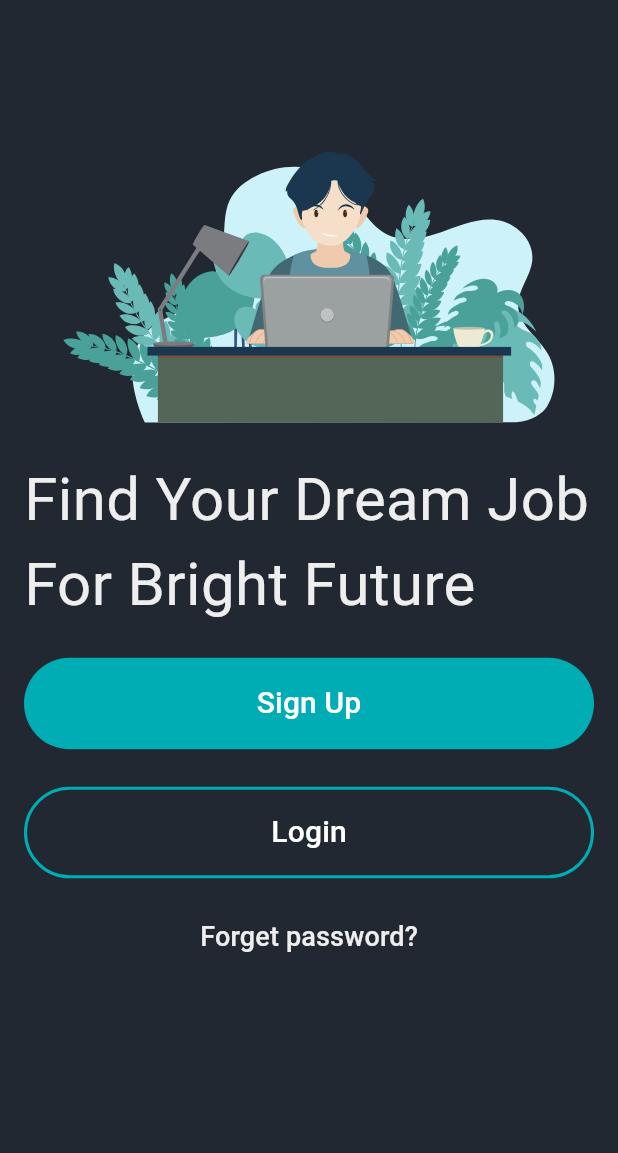
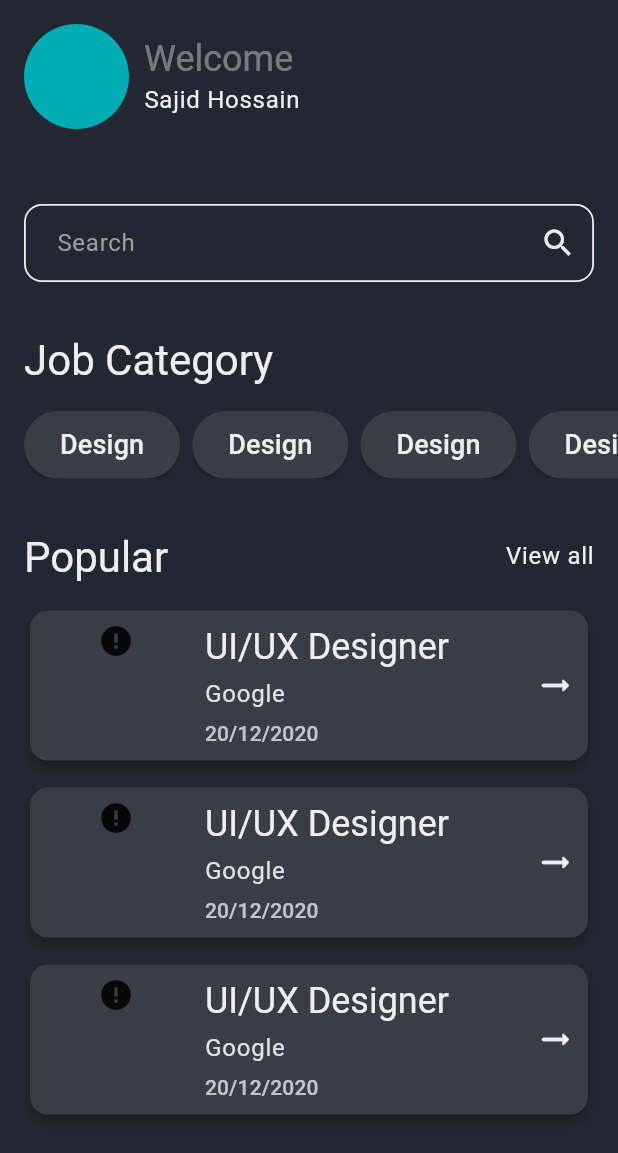
Before and after one commit to sajidrec/flutter_job_search, a Flutter app: the screen it shows after launch, on a phone screen of 412 x 824 dp. Shown: the top 1153 px of the screen. Run offline on Flutter 3.47's test engine with Material 3 defaults, Android fonts, the light colour scheme and no system bars; drawn by our look-alikes of cached_network_image; our stand-ins replace flutter_svg, shimmer; network calls fail.

Commit message:
home screen prototype design done

```diff
--- a/lib/app.dart
+++ b/lib/app.dart
@@ -1,6 +1,6 @@
 import 'package:flutter/material.dart';
 import 'package:job_search/presentation/providers/password_obscure_provider.dart';
-import 'package:job_search/presentation/screens/signup_or_login_screen.dart';
+import 'package:job_search/presentation/screens/home_screen.dart';
 import 'package:job_search/presentation/utils/app_colors.dart';
 import 'package:provider/provider.dart';
 
@@ -21,7 +21,7 @@ class JobSearchApp extends StatelessWidget {
       ],
       child: MaterialApp(
         theme: _buildThemeData(),
-        home: const SignupOrLoginScreen(),
+        home: const HomeScreen(),
       ),
     );
   }
--- /dev/null
+++ b/lib/presentation/screens/home_screen.dart
@@ -0,0 +1,281 @@
+import 'package:cached_network_image/cached_network_image.dart';
+import 'package:flutter/material.dart';
+import 'package:job_search/presentation/utils/app_colors.dart';
+
+class HomeScreen extends StatefulWidget {
+  const HomeScreen({super.key});
+
+  @override
+  State<HomeScreen> createState() => _HomeScreenState();
+}
+
+class _HomeScreenState extends State<HomeScreen> {
+  final GlobalKey<FormState> _formKey = GlobalKey<FormState>();
+  final TextEditingController _searchTEController = TextEditingController();
+
+  @override
+  Widget build(BuildContext context) {
+    return Scaffold(
+      body: SafeArea(
+        child: SingleChildScrollView(
+          child: Column(
+            crossAxisAlignment: CrossAxisAlignment.start,
+            children: [
+              Padding(
+                padding: const EdgeInsets.all(16),
+                child: _buildHeaderSection(context),
+              ),
+              const SizedBox(height: 18),
+              Padding(
+                padding: const EdgeInsets.all(16),
+                child: _buildSearchBox(),
+              ),
+              const SizedBox(height: 18),
+              _buildJobCategorySection(context),
+              const SizedBox(height: 18),
+              Padding(
+                padding: const EdgeInsets.all(16.0),
+                child: _buildPopularSection(context),
+              )
+            ],
+          ),
+        ),
+      ),
+    );
+  }
+
+  Widget _buildPopularSection(BuildContext context) {
+    return Column(
+      crossAxisAlignment: CrossAxisAlignment.start,
+      children: [
+        Row(
+          mainAxisAlignment: MainAxisAlignment.spaceBetween,
+          crossAxisAlignment: CrossAxisAlignment.center,
+          children: [
+            Text(
+              "Popular",
+              style: Theme.of(context).textTheme.headlineMedium,
+            ),
+            Text(
+              "View all",
+              style: Theme.of(context).textTheme.bodyLarge,
+            ),
+          ],
+        ),
+        const SizedBox(height: 14),
+        ListView.separated(
+          shrinkWrap: true,
+          primary: false,
+          itemBuilder: (context, index) => _buildPopularCard(
+            context: context,
+            imageUrl:
+                'https://w7.pngwing.com/pngs/63/1016/png-transparent-google-logo-google-logo-g-suite-chrome-text-logo-chrome.png',
+            jobTitle: 'UI/UX Designer',
+            companyName: 'Google',
+            datePosted: '20/12/2020',
+          ),
+          separatorBuilder: (context, index) => const SizedBox(
+            height: 10,
+          ),
+          itemCount: 3,
+        ),
+      ],
+    );
+  }
+
+  Widget _buildPopularCard({
+    required BuildContext context,
+    required String imageUrl,
+    required String jobTitle,
+    required String companyName,
+    required String datePosted,
+  }) {
+    return Card(
+      elevation: 3,
+      color: AppColors.primaryShade,
+      child: InkWell(
+        onTap: () {},
+        overlayColor: WidgetStateProperty.all(
+          AppColors.primaryShade.withOpacity(0.2),
+        ),
+        borderRadius: BorderRadius.circular(8),
+        child: Padding(
+          padding: const EdgeInsets.all(8.0),
+          child: Row(
+            children: [
+              Expanded(
+                flex: 12,
+                child: Row(
+                  mainAxisAlignment: MainAxisAlignment.start,
+                  crossAxisAlignment: CrossAxisAlignment.start,
+                  children: [
+                    Expanded(
+                      flex: 3,
+                      child: ClipRRect(
+                        borderRadius: BorderRadius.circular(10),
+                        child: CachedNetworkImage(
+                          fit: BoxFit.cover,
+                          imageUrl: imageUrl,
+                          errorWidget: (context, url, error) =>
+                              const Icon(Icons.error),
+                        ),
+                      ),
+                    ),
+                    Expanded(
+                      flex: 7,
+                      child: Padding(
+                        padding: const EdgeInsets.symmetric(
+                          horizontal: 10,
+                        ),
+                        child: Column(
+                          mainAxisAlignment: MainAxisAlignment.start,
+                          crossAxisAlignment: CrossAxisAlignment.start,
+                          children: [
+                            Text(
+                              jobTitle,
+                              style: Theme.of(context).textTheme.headlineSmall,
+                            ),
+                            const SizedBox(height: 4),
+                            Text(
+                              companyName,
+                              style: Theme.of(context)
+                                  .textTheme
+                                  .bodyLarge!
+                                  .copyWith(
+                                    color: Colors.white.withOpacity(0.85),
+                                  ),
+                            ),
+                            const SizedBox(height: 4),
+                            Text(
+                              datePosted,
+                              style: Theme.of(context)
+                                  .textTheme
+                                  .labelLarge!
+                                  .copyWith(
+                                    color: Colors.white70,
+                                  ),
+                            ),
+                          ],
+                        ),
+                      ),
+                    ),
+                  ],
+                ),
+              ),
+              const Expanded(
+                flex: 1,
+                child: FittedBox(
+                  child: Icon(
+                    Icons.arrow_right_alt_rounded,
+                    color: AppColors.textWhite,
+                    size: 50,
+                  ),
+                ),
+              ),
+            ],
+          ),
+        ),
+      ),
+    );
+  }
+
+  Widget _buildJobCategorySection(BuildContext context) {
+    return Padding(
+      padding: const EdgeInsets.only(left: 16),
+      child: Column(
+        crossAxisAlignment: CrossAxisAlignment.start,
+        children: [
+          Text(
+            "Job Category",
+            style: Theme.of(context).textTheme.headlineMedium,
+          ),
+          const SizedBox(height: 16),
+          SizedBox(
+            height: 45,
+            child: ListView.separated(
+              shrinkWrap: true,
+              itemCount: 10,
+              scrollDirection: Axis.horizontal,
+              itemBuilder: (context, index) => ElevatedButton(
+                onPressed: () {},
+                style: ButtonStyle(
+                  backgroundColor: WidgetStateProperty.all(
+                    AppColors.primaryShade,
+                  ),
+                  foregroundColor: WidgetStateProperty.all(
+                    AppColors.textWhite,
+                  ),
+                  overlayColor: WidgetStateProperty.all(
+                    AppColors.primary.withOpacity(0.2),
+                  ),
+                ),
+                child: const Text(
+                  "Design",
+                  style: TextStyle(fontSize: 18),
+                ),
+              ),
+              separatorBuilder: (BuildContext context, int index) =>
+                  const SizedBox(
+                width: 8,
+              ),
+            ),
+          ),
+        ],
+      ),
+    );
+  }
+
+  Widget _buildSearchBox() {
+    return Form(
+      key: _formKey,
+      child: TextFormField(
+        textInputAction: TextInputAction.search,
+        controller: _searchTEController,
+        decoration: InputDecoration(
+          hintText: "Search",
+          suffixIcon: IconButton(
+            onPressed: () {},
+            icon: const Icon(
+              Icons.search,
+              color: AppColors.textWhite,
+            ),
+          ),
+        ),
+        onFieldSubmitted: (value) {},
+      ),
+    );
+  }
+
+  Widget _buildHeaderSection(BuildContext context) {
+    return Row(
+      children: [
+        const CircleAvatar(
+          backgroundColor: AppColors.secondary,
+          minRadius: 35,
+        ),
+        const SizedBox(width: 10),
+        Column(
+          crossAxisAlignment: CrossAxisAlignment.start,
+          children: [
+            Text(
+              "Welcome",
+              style: Theme.of(context).textTheme.headlineSmall?.copyWith(
+                    color: Colors.white38,
+                  ),
+            ),
+            Text(
+              "Sajid Hossain",
+              style: Theme.of(context).textTheme.bodyLarge,
+            ),
+          ],
+        )
+      ],
+    );
+  }
+
+  @override
+  void dispose() {
+    super.dispose();
+    _searchTEController.dispose();
+  }
+}
--- a/pubspec.yaml
+++ b/pubspec.yaml
@@ -35,6 +35,7 @@ dependencies:
   dio: ^5.4.3+1
   shimmer: ^3.0.0
   flutter_svg: ^2.0.10+1
+  cached_network_image: ^3.3.1
   # The following adds the Cupertino Icons font to your application.
   # Use with the CupertinoIcons class for iOS style icons.
   cupertino_icons: ^1.0.6
```
Also changed, not shown: pubspec.lock, 3 other files.
